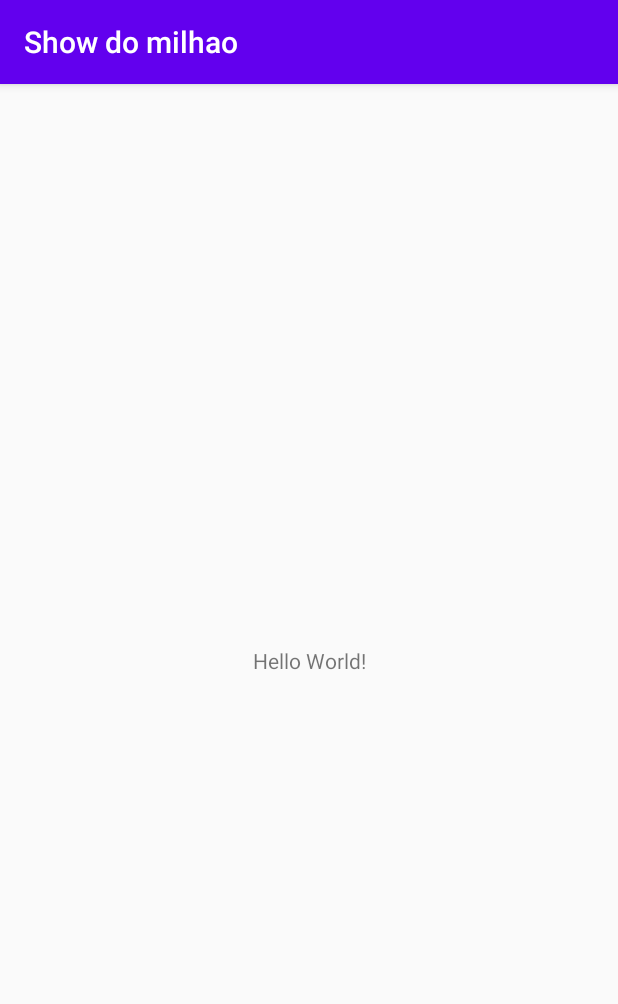
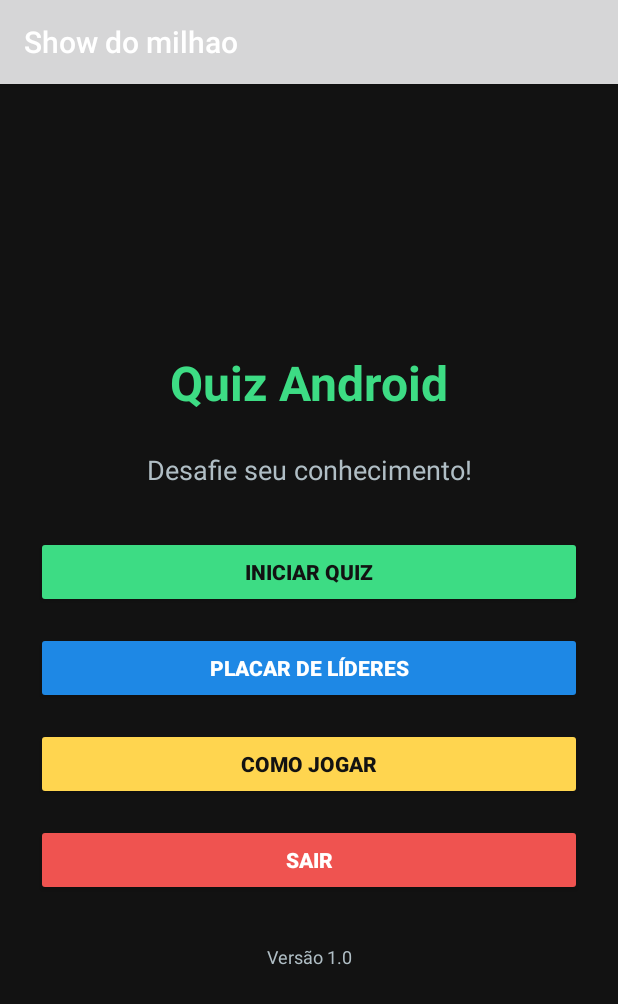
Before and after one commit to SauloOliveira358/Show-do-Android, an Android app: the screen it shows after launch (MainActivity), on a phone screen of 412 x 824 dp. Shown: the top 1004 px of the screen. Run offline under Robolectric (Android 15) with nearby library versions, the phone set to English and light mode, and no system bars.

Commit message:
tela inicial

```diff
--- a/app/src/main/res/layout/activity_main.xml
+++ b/app/src/main/res/layout/activity_main.xml
@@ -1,18 +1,76 @@
 <?xml version="1.0" encoding="utf-8"?>
-<android.support.constraint.ConstraintLayout xmlns:android="http://schemas.android.com/apk/res/android"
-    xmlns:app="http://schemas.android.com/apk/res-auto"
-    xmlns:tools="http://schemas.android.com/tools"
+<LinearLayout xmlns:android="http://schemas.android.com/apk/res/android"
     android:layout_width="match_parent"
     android:layout_height="match_parent"
-    tools:context=".MainActivity">
+    android:orientation="vertical"
+    android:background="#121212"
+    android:gravity="center"
+    android:padding="24dp">
 
+    <!-- Título -->
     <TextView
-        android:layout_width="wrap_content"
+        android:layout_width="match_parent"
         android:layout_height="wrap_content"
-        android:text="Hello World!"
-        app:layout_constraintBottom_toBottomOf="parent"
-        app:layout_constraintEnd_toEndOf="parent"
-        app:layout_constraintStart_toStartOf="parent"
-        app:layout_constraintTop_toTopOf="parent" />
+        android:text="Quiz Android"
+        android:textSize="32sp"
+        android:textColor="#3DDC84"
+        android:textStyle="bold"
+        android:gravity="center"
+        android:paddingBottom="24dp" />
 
-</android.support.constraint.ConstraintLayout>
+    <!-- Subtítulo -->
+    <TextView
+        android:layout_width="match_parent"
+        android:layout_height="wrap_content"
+        android:text="Desafie seu conhecimento!"
+        android:textSize="18sp"
+        android:textColor="#B0BEC5"
+        android:gravity="center"
+        android:paddingBottom="32dp" />
+
+    <!-- Botões de ação -->
+    <Button
+        android:layout_width="match_parent"
+        android:layout_height="wrap_content"
+        android:text="Iniciar Quiz"
+        android:backgroundTint="#3DDC84"
+        android:textColor="#121212"
+        android:textStyle="bold"
+        android:layout_marginBottom="16dp" />
+
+    <Button
+        android:layout_width="match_parent"
+        android:layout_height="wrap_content"
+        android:text="Placar de Líderes"
+        android:backgroundTint="#1E88E5"
+        android:textColor="#FFFFFF"
+        android:textStyle="bold"
+        android:layout_marginBottom="16dp" />
+
+    <Button
+        android:layout_width="match_parent"
+        android:layout_height="wrap_content"
+        android:text="Como Jogar"
+        android:backgroundTint="#FFD54F"
+        android:textColor="#121212"
+        android:textStyle="bold"
+        android:layout_marginBottom="16dp" />
+
+    <Button
+        android:layout_width="match_parent"
+        android:layout_height="wrap_content"
+        android:text="Sair"
+        android:backgroundTint="#EF5350"
+        android:textColor="#FFFFFF"
+        android:textStyle="bold" />
+
+    <!-- Rodapé -->
+    <TextView
+        android:layout_width="match_parent"
+        android:layout_height="wrap_content"
+        android:text="Versão 1.0"
+        android:textColor="#B0BEC5"
+        android:textSize="12sp"
+        android:gravity="center"
+        android:layout_marginTop="32dp" />
+</LinearLayout>
--- a/app/src/main/res/values/colors.xml
+++ b/app/src/main/res/values/colors.xml
@@ -1,10 +1,8 @@
-<?xml version="1.0" encoding="utf-8"?>
 <resources>
-    <color name="purple_200">#FFBB86FC</color>
-    <color name="purple_500">#FF6200EE</color>
-    <color name="purple_700">#FF3700B3</color>
-    <color name="teal_200">#FF03DAC5</color>
-    <color name="teal_700">#FF018786</color>
-    <color name="black">#FF000000</color>
-    <color name="white">#FFFFFFFF</color>
+    <color name="android_green">#3DDC84</color>
+    <color name="android_blue">#1E88E5</color>
+    <color name="android_red">#EF5350</color>
+    <color name="android_yellow">#FFD54F</color>
+    <color name="android_gray_dark">#121212</color>
+    <color name="android_text_secondary">#B0BEC5</color>
 </resources>
```
